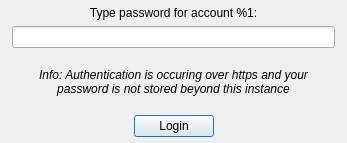
Tarsnap/tarsnap-gui, file forms/logindialog.ui: the form before one commit.
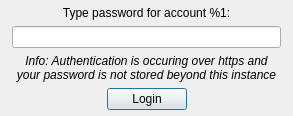
The form after the commit.

Commit message: Fix layout issues for login and about widgets.

The edit to the form file:
```diff
--- a/forms/logindialog.ui
+++ b/forms/logindialog.ui
@@ -17,6 +17,9 @@
    <bool>true</bool>
   </property>
   <layout class="QVBoxLayout" name="verticalLayout">
+   <property name="sizeConstraint">
+    <enum>QLayout::SetFixedSize</enum>
+   </property>
    <property name="leftMargin">
     <number>12</number>
    </property>
```
The commit also changes 1 other file.
